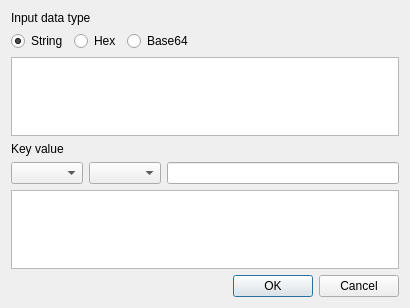
The window that BerViewer/gen_hmac_dlg.ui (jykim74/BerEditor) describes before a commit, drawn with Qt 5.
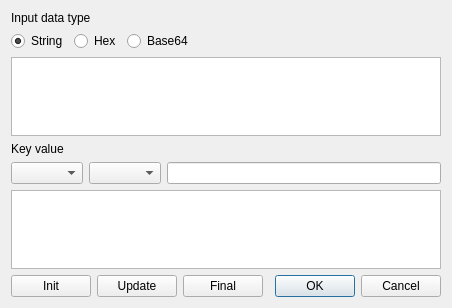
The same window after the commit.

Commit message: Hash, HMAC, Signature support Init, Update and Final

```diff
--- a/BerViewer/gen_hmac_dlg.ui
+++ b/BerViewer/gen_hmac_dlg.ui
@@ -13,15 +13,52 @@
   <property name="windowTitle">
    <string>Generate Hmac value</string>
   </property>
-  <layout class="QVBoxLayout" name="verticalLayout">
-   <item>
-    <widget class="QLabel" name="label">
+  <layout class="QGridLayout" name="gridLayout">
+   <item row="6" column="1">
+    <widget class="QPushButton" name="mUpdateBtn">
      <property name="text">
-      <string>Input data type</string>
+      <string>Update</string>
      </property>
     </widget>
    </item>
-   <item>
+   <item row="6" column="2">
+    <widget class="QPushButton" name="mFinalBtn">
+     <property name="text">
+      <string>Final</string>
+     </property>
+    </widget>
+   </item>
+   <item row="6" column="4">
+    <widget class="QDialogButtonBox" name="buttonBox">
+     <property name="orientation">
+      <enum>Qt::Horizontal</enum>
+     </property>
+     <property name="standardButtons">
+      <set>QDialogButtonBox::Cancel|QDialogButtonBox::Ok</set>
+     </property>
+    </widget>
+   </item>
+   <item row="6" column="0">
+    <widget class="QPushButton" name="mInitBtn">
+     <property name="text">
+      <string>Init</string>
+     </property>
+    </widget>
+   </item>
+   <item row="6" column="3">
+    <spacer name="horizontalSpacer_2">
+     <property name="orientation">
+      <enum>Qt::Horizontal</enum>
+     </property>
+     <property name="sizeHint" stdset="0">
+      <size>
+       <width>40</width>
+       <height>20</height>
+      </size>
+     </property>
+    </spacer>
+   </item>
+   <item row="1" column="0" colspan="5">
     <layout class="QHBoxLayout" name="horizontalLayout">
      <item>
       <widget class="QRadioButton" name="mInputStringBtn">
@@ -62,17 +99,10 @@
      </item>
     </layout>
    </item>
-   <item>
+   <item row="2" column="0" colspan="5">
     <widget class="QPlainTextEdit" name="mInputText"/>
    </item>
-   <item>
-    <widget class="QLabel" name="label_2">
-     <property name="text">
-      <string>Key value</string>
-     </property>
-    </widget>
-   </item>
-   <item>
+   <item row="4" column="0" colspan="5">
     <layout class="QHBoxLayout" name="horizontalLayout_2">
      <item>
       <widget class="QComboBox" name="mAlgTypeCombo"/>
@@ -85,19 +115,23 @@
      </item>
     </layout>
    </item>
-   <item>
+   <item row="0" column="0">
+    <widget class="QLabel" name="label">
+     <property name="text">
+      <string>Input data type</string>
+     </property>
+    </widget>
+   </item>
+   <item row="3" column="0">
+    <widget class="QLabel" name="label_2">
+     <property name="text">
+      <string>Key value</string>
+     </property>
+    </widget>
+   </item>
+   <item row="5" column="0" colspan="5">
     <widget class="QPlainTextEdit" name="mOutputText"/>
    </item>
-   <item>
-    <widget class="QDialogButtonBox" name="buttonBox">
-     <property name="orientation">
-      <enum>Qt::Horizontal</enum>
-     </property>
-     <property name="standardButtons">
-      <set>QDialogButtonBox::Cancel|QDialogButtonBox::Ok</set>
-     </property>
-    </widget>
-   </item>
   </layout>
  </widget>
  <resources/>
```
The commit also changes 8 other files.
